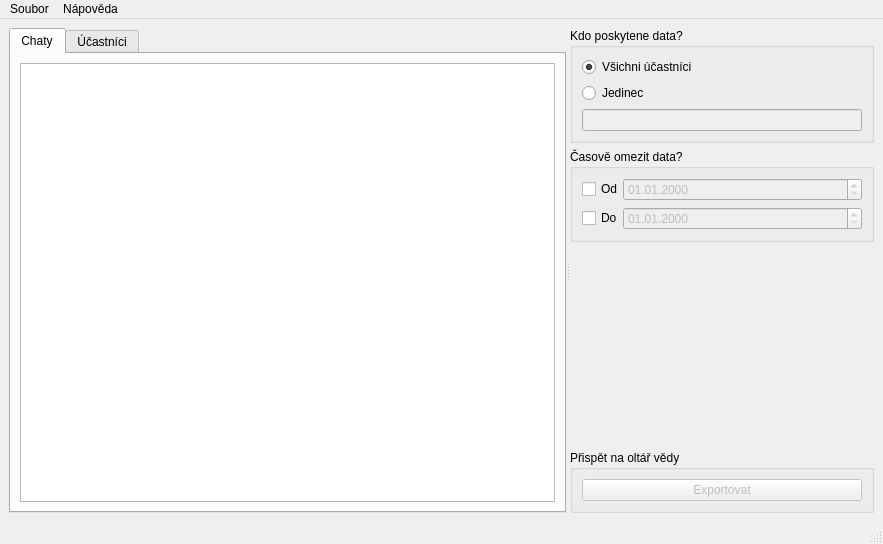
This is src/chateen.ui in wykys/chateen as Qt 5 draws it before an edit. The edited form follows.
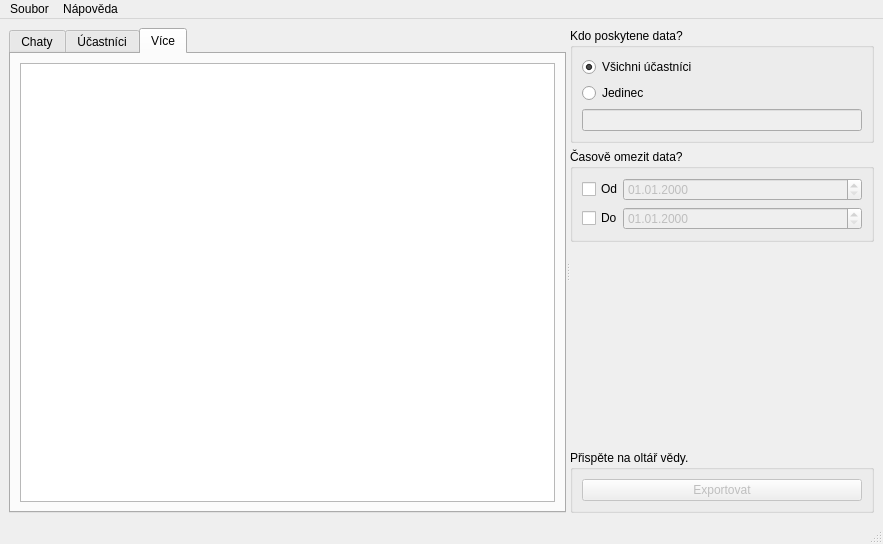
This is the edited form. The open tabs and pages were chosen to show the change.

```diff
--- a/src/chateen.ui
+++ b/src/chateen.ui
@@ -20,7 +20,10 @@
       <property name="orientation">
        <enum>Qt::Horizontal</enum>
       </property>
-      <widget class="QTabWidget" name="tabwidget_main">
+      <widget class="QTabWidget" name="tabwidget">
+       <property name="enabled">
+        <bool>true</bool>
+       </property>
        <property name="currentIndex">
         <number>0</number>
        </property>
@@ -50,6 +53,19 @@
          </item>
         </layout>
        </widget>
+       <widget class="QWidget" name="tab_more">
+        <property name="enabled">
+         <bool>true</bool>
+        </property>
+        <attribute name="title">
+         <string>Více</string>
+        </attribute>
+        <layout class="QVBoxLayout" name="verticalLayout_7">
+         <item>
+          <widget class="QTableWidget" name="table_more"/>
+         </item>
+        </layout>
+       </widget>
       </widget>
       <widget class="QWidget" name="widget_right" native="true">
        <property name="enabled">
@@ -214,7 +230,7 @@
         <item>
          <widget class="QGroupBox" name="groupBox_3">
           <property name="title">
-           <string>Přispět na oltář vědy</string>
+           <string>Přispěte na oltář vědy.</string>
           </property>
           <layout class="QVBoxLayout" name="verticalLayout">
            <item>
```
Left out of the diff: 8 changed lines with no effect on the pictures.
